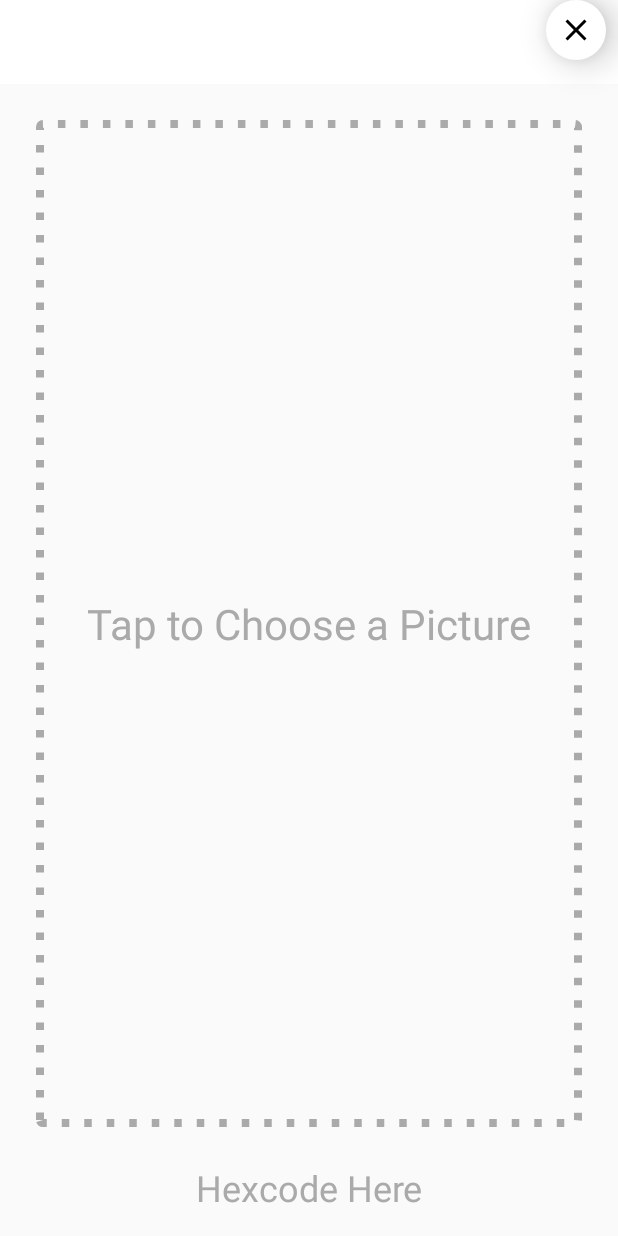
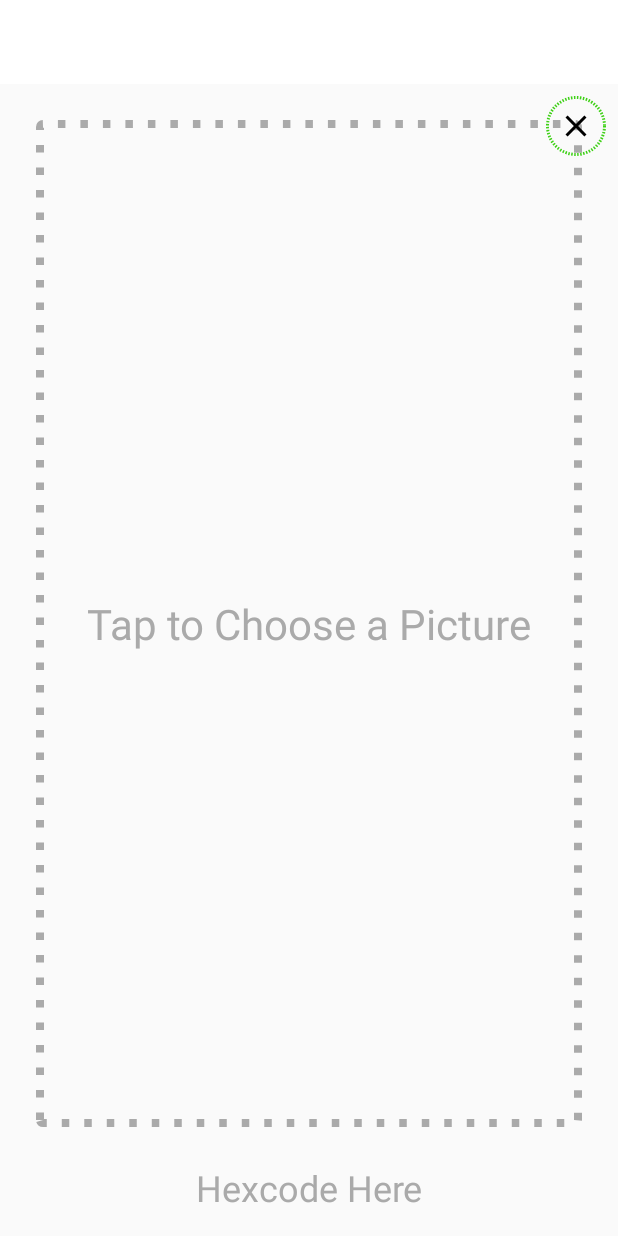
Before and after one commit to rumaan/pallet, an Android app: the layout activity_main.xml on its own in the app's theme, with its tools: preview values and no code run, on a phone screen of 412 x 824 dp. Run offline under Robolectric (Android 15) with nearby library versions, the phone set to English and light mode, and no system bars.

```diff
--- a/app/src/main/java/com/rumaan/rx/pallet/AboutActivity.kt
+++ b/app/src/main/java/com/rumaan/rx/pallet/AboutActivity.kt
@@ -1,13 +1,13 @@
 package com.rumaan.rx.pallet
 
+import android.os.Bundle
 import android.support.v7.app.AppCompatActivity
-import android.os.Bundle
 
 class AboutActivity : AppCompatActivity() {
 
     override fun onCreate(savedInstanceState: Bundle?) {
         super.onCreate(savedInstanceState)
         setContentView(R.layout.activity_about)
-
+        title = getString(R.string.about)
     }
 }
--- a/app/src/main/res/drawable/btn_background_round_white.xml
+++ b/app/src/main/res/drawable/btn_background_round_white.xml
@@ -1,8 +1,11 @@
 <?xml version="1.0" encoding="utf-8"?>
 <shape xmlns:android="http://schemas.android.com/apk/res/android"
-    android:shape="oval"
-    >
-    <solid android:color="@android:color/white" />
+    android:shape="oval">
+    <stroke
+        android:width="2dp"
+        android:color="@color/colorAccent"
+        android:dashGap="1dp"
+        android:dashWidth="1dp" />
     <size
         android:width="40dp"
         android:height="40dp" />
--- a/app/src/main/res/layout/activity_main.xml
+++ b/app/src/main/res/layout/activity_main.xml
@@ -14,18 +14,18 @@
         android:layout_height="wrap_content"
         android:layout_marginBottom="16dp"
         android:layout_marginEnd="16dp"
-        android:visibility="gone"
-        tools:visibility="visible"
+        android:layout_marginStart="16dp"
         android:text="Hexcode Here"
         android:textAlignment="center"
         android:textColor="@android:color/darker_gray"
         android:textSize="24sp"
+        android:visibility="gone"
         app:layout_constraintBottom_toBottomOf="parent"
         app:layout_constraintEnd_toEndOf="parent"
         app:layout_constraintHorizontal_bias="0.5"
         app:layout_constraintStart_toStartOf="parent"
         tools:layout_editor_absoluteX="163dp"
-        android:layout_marginStart="16dp" />
+        tools:visibility="visible" />
 
     <FrameLayout
         android:id="@+id/choose_image_container"
@@ -34,11 +34,11 @@
         android:layout_marginBottom="16dp"
         android:layout_marginEnd="16dp"
         android:layout_marginStart="16dp"
+        android:layout_marginTop="16dp"
         android:padding="8dp"
         app:layout_constraintBottom_toTopOf="@+id/hexcode_text"
         app:layout_constraintEnd_toEndOf="parent"
         app:layout_constraintStart_toStartOf="parent"
-        android:layout_marginTop="16dp"
         app:layout_constraintTop_toBottomOf="@+id/toolbar">
 
         <FrameLayout
@@ -70,6 +70,7 @@
         android:layout_height="wrap_content"
         android:layout_marginEnd="8dp"
         android:layout_marginStart="8dp"
+        android:layout_marginTop="8dp"
         android:background="@drawable/btn_background_round_white"
         android:clickable="true"
         android:elevation="15dp"
@@ -78,24 +79,24 @@
         app:layout_constraintEnd_toEndOf="parent"
         app:layout_constraintHorizontal_bias="1.0"
         app:layout_constraintStart_toStartOf="parent"
+        app:layout_constraintTop_toBottomOf="@+id/toolbar"
         app:srcCompat="@drawable/ic_close_black_24dp"
-        tools:visibility="visible"
-        tools:layout_editor_absoluteY="64dp" />
+        tools:visibility="visible" />
 
     <android.support.v7.widget.Toolbar
         android:id="@+id/toolbar"
         android:layout_width="0dp"
         android:layout_height="wrap_content"
+        android:layout_marginEnd="0dp"
+        android:layout_marginStart="0dp"
         android:background="?attr/colorPrimary"
         android:minHeight="?attr/actionBarSize"
         android:theme="?attr/actionBarTheme"
-        tools:layout_editor_absoluteX="8dp"
-        tools:layout_editor_absoluteY="0dp"
-        android:layout_marginEnd="0dp"
         app:layout_constraintEnd_toEndOf="parent"
         app:layout_constraintStart_toStartOf="parent"
-        android:layout_marginStart="0dp"
-        app:layout_constraintTop_toTopOf="parent" />
+        app:layout_constraintTop_toTopOf="parent"
+        tools:layout_editor_absoluteX="8dp"
+        tools:layout_editor_absoluteY="0dp" />
 
 
 </android.support.constraint.ConstraintLayout>
--- a/app/src/main/res/values/strings.xml
+++ b/app/src/main/res/values/strings.xml
@@ -1,7 +1,7 @@
 <resources>
     <string name="app_name">Pallet</string>
     <string name="choose_photo">Tap to Choose a Picture</string>
-
+    <string name="about">About</string>
 
     <string name="palette_error">Could\'nt get the hexcode for this image. Please try Again!\uD83D\uDE22</string>
     <string name="hello_blank_fragment">Hello blank fragment</string>
--- a/app/src/main/res/values/styles.xml
+++ b/app/src/main/res/values/styles.xml
@@ -2,7 +2,6 @@
 
     <!-- Base application theme. -->
     <style name="AppTheme" parent="Theme.AppCompat.Light.NoActionBar">
-
         <item name="colorPrimary">@color/colorPrimary</item>
         <item name="colorPrimaryDark">@color/colorPrimaryDark</item>
         <item name="colorAccent">@color/colorAccent</item>
@@ -11,7 +10,7 @@
 
     <!-- Base theme with Toolbar -->
     <style name="AppTheme.WithToolBar" parent="Theme.AppCompat.Light">
-        <item name="colorPrimary">@color/colorPrimary</item>
+        <item name="colorPrimary">@android:color/transparent</item>
         <item name="colorPrimaryDark">@color/colorPrimaryDark</item>
         <item name="colorAccent">@color/colorAccent</item>
         <item name="android:statusBarColor">@color/colorAccent</item>
```
Also changed, not shown: app/src/main/java/com/rumaan/rx/pallet/MainActivity.kt (+10 -1 lines), app/src/main/res/layout/activity_about.xml (+52 -0 lines).
